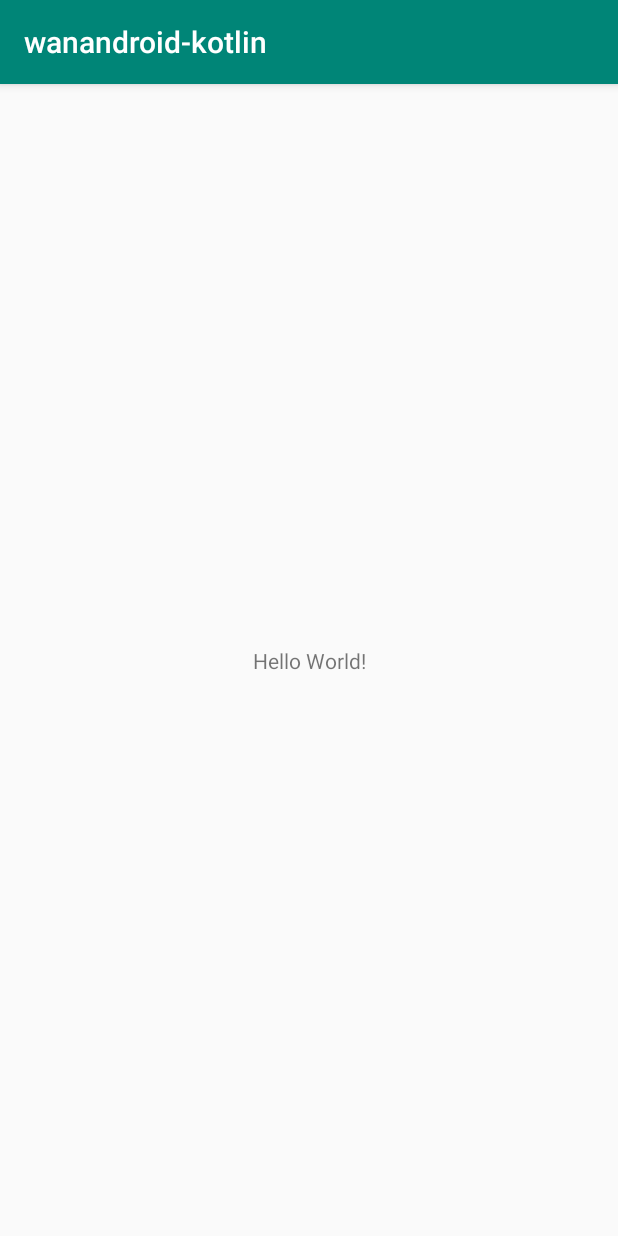
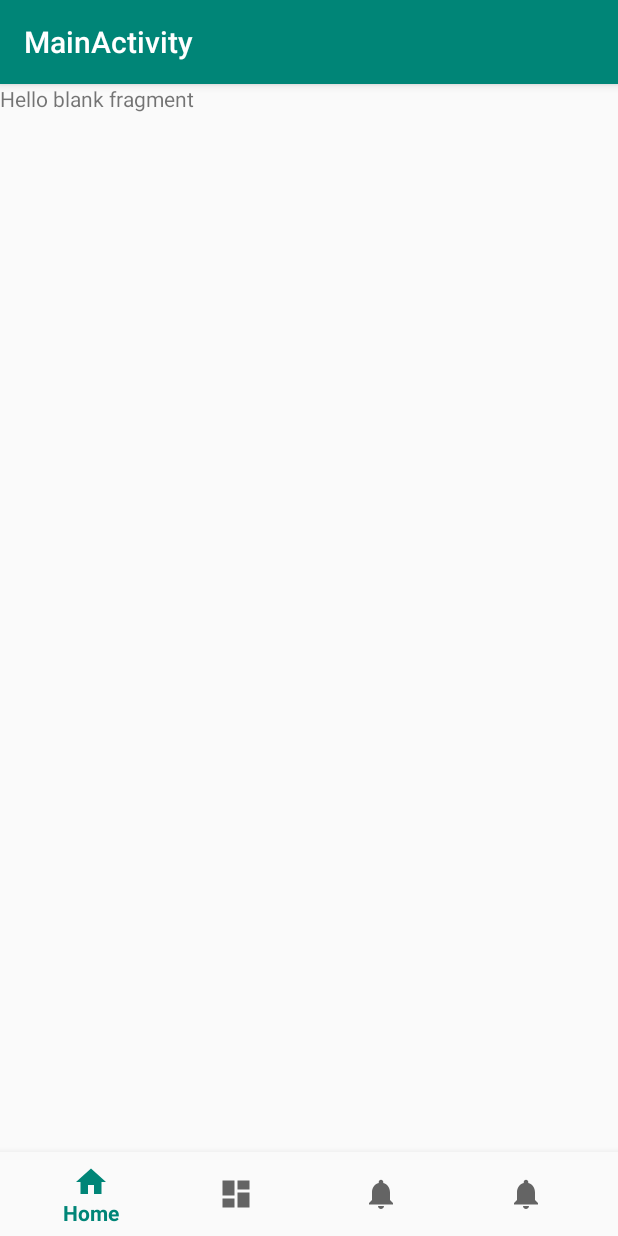
Before and after one commit to wangcheng319/wanandroid-kotlin, an Android app: the screen it shows after launch (MainActivity), on a phone screen of 412 x 824 dp. Run offline under Robolectric (Android 15) with nearby library versions, the phone set to English and light mode, and no system bars.

Commit message:
home fragment

```diff
--- a/app/build.gradle
+++ b/app/build.gradle
@@ -13,6 +13,7 @@ android {
         versionCode 1
         versionName "1.0"
         testInstrumentationRunner "android.support.test.runner.AndroidJUnitRunner"
+        vectorDrawables.useSupportLibrary = true
     }
     buildTypes {
         release {
@@ -24,9 +25,12 @@ android {
 
 dependencies {
     implementation fileTree(dir: 'libs', include: ['*.jar'])
-    implementation"org.jetbrains.kotlin:kotlin-stdlib-jdk7:$kotlin_version"
+    implementation "org.jetbrains.kotlin:kotlin-stdlib-jdk7:$kotlin_version"
     implementation 'com.android.support:appcompat-v7:28.0.0'
     implementation 'com.android.support.constraint:constraint-layout:1.1.3'
+    implementation 'com.android.support:design:28.0.0'
+    implementation 'com.android.support:support-vector-drawable:28.0.0'
+    implementation 'com.android.support:support-v4:28.0.0'
     testImplementation 'junit:junit:4.12'
     androidTestImplementation 'com.android.support.test:runner:1.0.2'
     androidTestImplementation 'com.android.support.test.espresso:espresso-core:3.0.2'
--- a/app/src/main/AndroidManifest.xml
+++ b/app/src/main/AndroidManifest.xml
@@ -9,7 +9,9 @@
             android:roundIcon="@mipmap/ic_launcher_round"
             android:supportsRtl="true"
             android:theme="@style/AppTheme">
-        <activity android:name=".MainActivity">
+        <activity
+                android:name=".activity.MainActivity"
+                android:label="@string/title_activity_main">
             <intent-filter>
                 <action android:name="android.intent.action.MAIN"/>
 
--- a/app/src/main/java/com/example/wanandroid_kotlin/MainActivity.kt
+++ /dev/null
@@ -1,12 +0,0 @@
-package com.example.wanandroid_kotlin
-
-import android.support.v7.app.AppCompatActivity
-import android.os.Bundle
-
-class MainActivity : AppCompatActivity() {
-
-    override fun onCreate(savedInstanceState: Bundle?) {
-        super.onCreate(savedInstanceState)
-        setContentView(R.layout.activity_main)
-    }
-}
--- /dev/null
+++ b/app/src/main/java/com/example/wanandroid_kotlin/activity/MainActivity.kt
@@ -0,0 +1,83 @@
+package com.example.wanandroid_kotlin.activity
+
+import android.net.Uri
+import android.os.Bundle
+import android.support.design.widget.BottomNavigationView
+import android.support.v4.app.Fragment
+import android.support.v4.app.FragmentManager
+import android.support.v7.app.AppCompatActivity
+import com.example.wanandroid_kotlin.R
+import com.example.wanandroid_kotlin.fragment.CollectFragment
+import com.example.wanandroid_kotlin.fragment.HomeFragment
+import com.example.wanandroid_kotlin.fragment.PersonalFragment
+import com.example.wanandroid_kotlin.fragment.ProjectFragment
+
+class MainActivity : AppCompatActivity(),HomeFragment.OnFragmentInteractionListener,ProjectFragment.OnFragmentInteractionListener,
+    CollectFragment.OnFragmentInteractionListener,PersonalFragment.OnFragmentInteractionListener{
+
+    override fun onHomeFragmentInteraction(uri: Uri) {
+    }
+
+    override fun onCollectFragmentInteraction(uri: Uri) {
+    }
+
+    override fun onProjectFragmentInteraction(uri: Uri) {
+    }
+
+    override fun onPersonalFragmentInteraction(uri: Uri) {
+    }
+
+    private lateinit var homeFragment: HomeFragment
+    private lateinit var projectFragment: ProjectFragment
+    private lateinit var collectFragment: CollectFragment
+    private lateinit var personalFragment: PersonalFragment
+
+    private lateinit var fragmentsList: List<Fragment>
+
+    private val onNavigationItemSelectedListener = BottomNavigationView.OnNavigationItemSelectedListener { item ->
+        when (item.itemId) {
+            R.id.navigation_home -> {
+                return@OnNavigationItemSelectedListener true
+            }
+            R.id.navigation_dashboard -> {
+                return@OnNavigationItemSelectedListener true
+            }
+            R.id.navigation_notifications -> {
+                return@OnNavigationItemSelectedListener true
+            }
+            R.id.navigation_personal->{
+                return@OnNavigationItemSelectedListener true
+            }
+        }
+        false
+    }
+
+    override fun onCreate(savedInstanceState: Bundle?) {
+        super.onCreate(savedInstanceState)
+        setContentView(R.layout.activity_main)
+        val navView: BottomNavigationView = findViewById(R.id.nav_view)
+
+        homeFragment = HomeFragment.newInstance("","")
+        collectFragment = CollectFragment.newInstance("","")
+        projectFragment = ProjectFragment.newInstance("","")
+        personalFragment = PersonalFragment.newInstance("","")
+
+        fragmentsList = listOf(homeFragment,collectFragment,projectFragment,personalFragment)
+
+        tabFun(0)
+
+        navView.setOnNavigationItemSelectedListener(onNavigationItemSelectedListener)
+    }
+
+    private fun tabFun(index:Int) {
+        var transaction = supportFragmentManager.beginTransaction()
+        when(index){
+            0->transaction.add(R.id.home_container,fragmentsList[0])
+            1->transaction.add(R.id.home_container,fragmentsList[1])
+            2->transaction.add(R.id.home_container,fragmentsList[2])
+            3->transaction.add(R.id.home_container,fragmentsList[3])
+        }
+
+        transaction.commit()
+    }
+}
--- /dev/null
+++ b/app/src/main/java/com/example/wanandroid_kotlin/fragment/CollectFragment.kt
@@ -0,0 +1,103 @@
+package com.example.wanandroid_kotlin.fragment
+
+import android.content.Context
+import android.net.Uri
+import android.os.Bundle
+import android.support.v4.app.Fragment
+import android.view.LayoutInflater
+import android.view.View
+import android.view.ViewGroup
+
+import com.example.wanandroid_kotlin.R
+
+// TODO: Rename parameter arguments, choose names that match
+// the fragment initialization parameters, e.g. ARG_ITEM_NUMBER
+private const val ARG_PARAM1 = "param1"
+private const val ARG_PARAM2 = "param2"
+
+/**
+ * A simple [Fragment] subclass.
+ * Activities that contain this fragment must implement the
+ * [CollectFragment.OnFragmentInteractionListener] interface
+ * to handle interaction events.
+ * Use the [CollectFragment.newInstance] factory method to
+ * create an instance of this fragment.
+ *
+ */
+class CollectFragment : Fragment() {
+    // TODO: Rename and change types of parameters
+    private var param1: String? = null
+    private var param2: String? = null
+    private var listener: OnFragmentInteractionListener? = null
+
+    override fun onCreate(savedInstanceState: Bundle?) {
+        super.onCreate(savedInstanceState)
+        arguments?.let {
+            param1 = it.getString(ARG_PARAM1)
+            param2 = it.getString(ARG_PARAM2)
+        }
+    }
+
+    override fun onCreateView(
+        inflater: LayoutInflater, container: ViewGroup?,
+        savedInstanceState: Bundle?
+    ): View? {
+        // Inflate the layout for this fragment
+        return inflater.inflate(R.layout.fragment_collect, container, false)
+    }
+
+    // TODO: Rename method, update argument and hook method into UI event
+    fun onButtonPressed(uri: Uri) {
+        listener?.onCollectFragmentInteraction(uri)
+    }
+
+    override fun onAttach(context: Context) {
+        super.onAttach(context)
+        if (context is OnFragmentInteractionListener) {
+            listener = context
+        } else {
+            throw RuntimeException(context.toString() + " must implement OnFragmentInteractionListener")
+        }
+    }
+
+    override fun onDetach() {
+        super.onDetach()
+        listener = null
+    }
+
+    /**
+     * This interface must be implemented by activities that contain this
+     * fragment to allow an interaction in this fragment to be communicated
+     * to the activity and potentially other fragments contained in that
+     * activity.
+     *
+     *
+     * See the Android Training lesson [Communicating with Other Fragments]
+     * (http://developer.android.com/training/basics/fragments/communicating.html)
+     * for more information.
+     */
+    interface OnFragmentInteractionListener {
+        // TODO: Update argument type and name
+        fun onCollectFragmentInteraction(uri: Uri)
+    }
+
+    companion object {
+        /**
+         * Use this factory method to create a new instance of
+         * this fragment using the provided parameters.
+         *
+         * @param param1 Parameter 1.
+         * @param param2 Parameter 2.
+         * @return A new instance of fragment CollectFragment.
+         */
+        // TODO: Rename and change types and number of parameters
+        @JvmStatic
+        fun newInstance(param1: String, param2: String) =
+            CollectFragment().apply {
+                arguments = Bundle().apply {
+                    putString(ARG_PARAM1, param1)
+                    putString(ARG_PARAM2, param2)
+                }
+            }
+    }
+}
--- /dev/null
+++ b/app/src/main/java/com/example/wanandroid_kotlin/fragment/HomeFragment.kt
@@ -0,0 +1,103 @@
+package com.example.wanandroid_kotlin.fragment
+
+import android.content.Context
+import android.net.Uri
+import android.os.Bundle
+import android.support.v4.app.Fragment
+import android.view.LayoutInflater
+import android.view.View
+import android.view.ViewGroup
+
+import com.example.wanandroid_kotlin.R
+
+// TODO: Rename parameter arguments, choose names that match
+// the fragment initialization parameters, e.g. ARG_ITEM_NUMBER
+private const val ARG_PARAM1 = "param1"
+private const val ARG_PARAM2 = "param2"
+
+/**
+ * A simple [Fragment] subclass.
+ * Activities that contain this fragment must implement the
+ * [HomeFragment.OnFragmentInteractionListener] interface
+ * to handle interaction events.
+ * Use the [HomeFragment.newInstance] factory method to
+ * create an instance of this fragment.
+ *
+ */
+class HomeFragment : Fragment() {
+    // TODO: Rename and change types of parameters
+    private var param1: String? = null
+    private var param2: String? = null
+    private var listener: OnFragmentInteractionListener? = null
+
+    override fun onCreate(savedInstanceState: Bundle?) {
+        super.onCreate(savedInstanceState)
+        arguments?.let {
+            param1 = it.getString(ARG_PARAM1)
+            param2 = it.getString(ARG_PARAM2)
+        }
+    }
+
+    override fun onCreateView(
+        inflater: LayoutInflater, container: ViewGroup?,
+        savedInstanceState: Bundle?
+    ): View? {
+        // Inflate the layout for this fragment
+        return inflater.inflate(R.layout.fragment_home, container, false)
+    }
+
+    // TODO: Rename method, update argument and hook method into UI event
+    fun onButtonPressed(uri: Uri) {
+        listener?.onHomeFragmentInteraction(uri)
+    }
+
+    override fun onAttach(context: Context) {
+        super.onAttach(context)
+        if (context is OnFragmentInteractionListener) {
+            listener = context
+        } else {
+            throw RuntimeException(context.toString() + " must implement OnFragmentInteractionListener")
+        }
+    }
+
+    override fun onDetach() {
+        super.onDetach()
+        listener = null
+    }
+
+    /**
+     * This interface must be implemented by activities that contain this
+     * fragment to allow an interaction in this fragment to be communicated
+     * to the activity and potentially other fragments contained in that
+     * activity.
+     *
+     *
+     * See the Android Training lesson [Communicating with Other Fragments]
+     * (http://developer.android.com/training/basics/fragments/communicating.html)
+     * for more information.
+     */
+    interface OnFragmentInteractionListener {
+        // TODO: Update argument type and name
+        fun onHomeFragmentInteraction(uri: Uri)
+    }
+
+    companion object {
+        /**
+         * Use this factory method to create a new instance of
+         * this fragment using the provided parameters.
+         *
+         * @param param1 Parameter 1.
+         * @param param2 Parameter 2.
+         * @return A new instance of fragment HomeFragment.
+         */
+        // TODO: Rename and change types and number of parameters
+        @JvmStatic
+        fun newInstance(param1: String, param2: String) =
+            HomeFragment().apply {
+                arguments = Bundle().apply {
+                    putString(ARG_PARAM1, param1)
+                    putString(ARG_PARAM2, param2)
+                }
+            }
+    }
+}
--- /dev/null
+++ b/app/src/main/java/com/example/wanandroid_kotlin/fragment/PersonalFragment.kt
@@ -0,0 +1,103 @@
+package com.example.wanandroid_kotlin.fragment
+
+import android.content.Context
+import android.net.Uri
+import android.os.Bundle
+import android.support.v4.app.Fragment
+import android.view.LayoutInflater
+import android.view.View
+import android.view.ViewGroup
+
+import com.example.wanandroid_kotlin.R
+
+// TODO: Rename parameter arguments, choose names that match
+// the fragment initialization parameters, e.g. ARG_ITEM_NUMBER
+private const val ARG_PARAM1 = "param1"
+private const val ARG_PARAM2 = "param2"
+
+/**
+ * A simple [Fragment] subclass.
+ * Activities that contain this fragment must implement the
+ * [PersonalFragment.OnFragmentInteractionListener] interface
+ * to handle interaction events.
+ * Use the [PersonalFragment.newInstance] factory method to
+ * create an instance of this fragment.
+ *
+ */
+class PersonalFragment : Fragment() {
+    // TODO: Rename and change types of parameters
+    private var param1: String? = null
+    private var param2: String? = null
+    private var listener: OnFragmentInteractionListener? = null
+
+    override fun onCreate(savedInstanceState: Bundle?) {
+        super.onCreate(savedInstanceState)
+        arguments?.let {
+            param1 = it.getString(ARG_PARAM1)
+            param2 = it.getString(ARG_PARAM2)
+        }
+    }
+
+    override fun onCreateView(
+        inflater: LayoutInflater, container: ViewGroup?,
+        savedInstanceState: Bundle?
+    ): View? {
+        // Inflate the layout for this fragment
+        return inflater.inflate(R.layout.fragment_personal, container, false)
+    }
+
+    // TODO: Rename method, update argument and hook method into UI event
+    fun onButtonPressed(uri: Uri) {
+        listener?.onPersonalFragmentInteraction(uri)
+    }
+
+    override fun onAttach(context: Context) {
+        super.onAttach(context)
+        if (context is OnFragmentInteractionListener) {
+            listener = context
+        } else {
+            throw RuntimeException(context.toString() + " must implement OnFragmentInteractionListener")
+        }
+    }
+
+    override fun onDetach() {
+        super.onDetach()
+        listener = null
+    }
+
+    /**
+     * This interface must be implemented by activities that contain this
+     * fragment to allow an interaction in this fragment to be communicated
+     * to the activity and potentially other fragments contained in that
+     * activity.
+     *
+     *
+     * See the Android Training lesson [Communicating with Other Fragments]
+     * (http://developer.android.com/training/basics/fragments/communicating.html)
+     * for more information.
+     */
+    interface OnFragmentInteractionListener {
+        // TODO: Update argument type and name
+        fun onPersonalFragmentInteraction(uri: Uri)
+    }
+
+    companion object {
+        /**
+         * Use this factory method to create a new instance of
+         * this fragment using the provided parameters.
+         *
+         * @param param1 Parameter 1.
+         * @param param2 Parameter 2.
+         * @return A new instance of fragment PersonalFragment.
+         */
+        // TODO: Rename and change types and number of parameters
+        @JvmStatic
+        fun newInstance(param1: String, param2: String) =
+            PersonalFragment().apply {
+                arguments = Bundle().apply {
+                    putString(ARG_PARAM1, param1)
+                    putString(ARG_PARAM2, param2)
+                }
+            }
+    }
+}
--- /dev/null
+++ b/app/src/main/java/com/example/wanandroid_kotlin/fragment/ProjectFragment.kt
@@ -0,0 +1,103 @@
+package com.example.wanandroid_kotlin.fragment
+
+import android.content.Context
+import android.net.Uri
+import android.os.Bundle
+import android.support.v4.app.Fragment
+import android.view.LayoutInflater
+import android.view.View
+import android.view.ViewGroup
+
+import com.example.wanandroid_kotlin.R
+
+// TODO: Rename parameter arguments, choose names that match
+// the fragment initialization parameters, e.g. ARG_ITEM_NUMBER
+private const val ARG_PARAM1 = "param1"
+private const val ARG_PARAM2 = "param2"
+
+/**
+ * A simple [Fragment] subclass.
+ * Activities that contain this fragment must implement the
+ * [ProjectFragment.OnFragmentInteractionListener] interface
+ * to handle interaction events.
+ * Use the [ProjectFragment.newInstance] factory method to
+ * create an instance of this fragment.
+ *
+ */
+class ProjectFragment : Fragment() {
+    // TODO: Rename and change types of parameters
+    private var param1: String? = null
+    private var param2: String? = null
+    private var listener: OnFragmentInteractionListener? = null
+
+    override fun onCreate(savedInstanceState: Bundle?) {
+        super.onCreate(savedInstanceState)
+        arguments?.let {
+            param1 = it.getString(ARG_PARAM1)
+            param2 = it.getString(ARG_PARAM2)
+        }
+    }
+
+    override fun onCreateView(
+        inflater: LayoutInflater, container: ViewGroup?,
+        savedInstanceState: Bundle?
+    ): View? {
+        // Inflate the layout for this fragment
+        return inflater.inflate(R.layout.fragment_project, container, false)
+    }
+
+    // TODO: Rename method, update argument and hook method into UI event
+    fun onButtonPressed(uri: Uri) {
+        listener?.onProjectFragmentInteraction(uri)
+    }
+
+    override fun onAttach(context: Context) {
+        super.onAttach(context)
+        if (context is OnFragmentInteractionListener) {
+            listener = context
+        } else {
+            throw RuntimeException(context.toString() + " must implement OnFragmentInteractionListener")
+        }
+    }
+
+    override fun onDetach() {
+        super.onDetach()
+        listener = null
+    }
+
+    /**
+     * This interface must be implemented by activities that contain this
+     * fragment to allow an interaction in this fragment to be communicated
+     * to the activity and potentially other fragments contained in that
+     * activity.
+     *
+     *
+     * See the Android Training lesson [Communicating with Other Fragments]
+     * (http://developer.android.com/training/basics/fragments/communicating.html)
+     * for more information.
+     */
+    interface OnFragmentInteractionListener {
+        // TODO: Update argument type and name
+        fun onProjectFragmentInteraction(uri: Uri)
+    }
+
+    companion object {
+        /**
+         * Use this factory method to create a new instance of
+         * this fragment using the provided parameters.
+         *
+         * @param param1 Parameter 1.
+         * @param param2 Parameter 2.
+         * @return A new instance of fragment ProjectFragment.
+         */
+        // TODO: Rename and change types and number of parameters
+        @JvmStatic
+        fun newInstance(param1: String, param2: String) =
+            ProjectFragment().apply {
+                arguments = Bundle().apply {
+                    putString(ARG_PARAM1, param1)
+                    putString(ARG_PARAM2, param2)
+                }
+            }
+    }
+}
--- /dev/null
+++ b/app/src/main/res/drawable/ic_dashboard_black_24dp.xml
@@ -0,0 +1,9 @@
+<vector xmlns:android="http://schemas.android.com/apk/res/android"
+        android:width="24dp"
+        android:height="24dp"
+        android:viewportWidth="24.0"
+        android:viewportHeight="24.0">
+    <path
+            android:fillColor="#FF000000"
+            android:pathData="M3,13h8L11,3L3,3v10zM3,21h8v-6L3,15v6zM13,21h8L21,11h-8v10zM13,3v6h8L21,3h-8z"/>
+</vector>
--- /dev/null
+++ b/app/src/main/res/drawable/ic_home_black_24dp.xml
@@ -0,0 +1,9 @@
+<vector xmlns:android="http://schemas.android.com/apk/res/android"
+        android:width="24dp"
+        android:height="24dp"
+        android:viewportWidth="24.0"
+        android:viewportHeight="24.0">
+    <path
+            android:fillColor="#FF000000"
+            android:pathData="M10,20v-6h4v6h5v-8h3L12,3 2,12h3v8z"/>
+</vector>
--- /dev/null
+++ b/app/src/main/res/drawable/ic_notifications_black_24dp.xml
@@ -0,0 +1,9 @@
+<vector xmlns:android="http://schemas.android.com/apk/res/android"
+        android:width="24dp"
+        android:height="24dp"
+        android:viewportWidth="24.0"
+        android:viewportHeight="24.0">
+    <path
+            android:fillColor="#FF000000"
+            android:pathData="M12,22c1.1,0 2,-0.9 2,-2h-4c0,1.1 0.89,2 2,2zM18,16v-5c0,-3.07 -1.64,-5.64 -4.5,-6.32L13.5,4c0,-0.83 -0.67,-1.5 -1.5,-1.5s-1.5,0.67 -1.5,1.5v0.68C7.63,5.36 6,7.92 6,11v5l-2,2v1h16v-1l-2,-2z"/>
+</vector>
--- a/app/src/main/res/layout/activity_main.xml
+++ b/app/src/main/res/layout/activity_main.xml
@@ -1,19 +1,28 @@
 <?xml version="1.0" encoding="utf-8"?>
 <android.support.constraint.ConstraintLayout
         xmlns:android="http://schemas.android.com/apk/res/android"
+        xmlns:app="http://schemas.android.com/apk/res-auto"
         xmlns:tools="http://schemas.android.com/tools"
-        xmlns:app="http://schemas.android.com/apk/res-auto"
+        android:id="@+id/container"
         android:layout_width="match_parent"
         android:layout_height="match_parent"
-        tools:context=".MainActivity">
+        tools:context=".activity.MainActivity">
 
-    <TextView
-            android:layout_width="wrap_content"
+    <FrameLayout
+            android:id="@+id/home_container"
+            android:layout_width="match_parent"
+            android:layout_height="match_parent"/>
+
+    <android.support.design.widget.BottomNavigationView
+            android:id="@+id/nav_view"
+            android:layout_width="0dp"
             android:layout_height="wrap_content"
-            android:text="Hello World!"
+            android:layout_marginEnd="0dp"
+            android:layout_marginStart="0dp"
+            android:background="?android:attr/windowBackground"
             app:layout_constraintBottom_toBottomOf="parent"
             app:layout_constraintLeft_toLeftOf="parent"
             app:layout_constraintRight_toRightOf="parent"
-            app:layout_constraintTop_toTopOf="parent"/>
+            app:menu="@menu/bottom_nav_menu"/>
 
 </android.support.constraint.ConstraintLayout>
--- /dev/null
+++ b/app/src/main/res/layout/fragment_home.xml
@@ -0,0 +1,14 @@
+<?xml version="1.0" encoding="utf-8"?>
+<FrameLayout xmlns:android="http://schemas.android.com/apk/res/android"
+             xmlns:tools="http://schemas.android.com/tools"
+             android:layout_width="match_parent"
+             android:layout_height="match_parent"
+             tools:context=".fragment.HomeFragment">
+
+    <!-- TODO: Update blank fragment layout -->
+    <TextView
+            android:layout_width="match_parent"
+            android:layout_height="match_parent"
+            android:text="@string/hello_blank_fragment"/>
+
+</FrameLayout>
--- /dev/null
+++ b/app/src/main/res/menu/bottom_nav_menu.xml
@@ -0,0 +1,24 @@
+<?xml version="1.0" encoding="utf-8"?>
+<menu xmlns:android="http://schemas.android.com/apk/res/android">
+
+    <item
+            android:id="@+id/navigation_home"
+            android:icon="@drawable/ic_home_black_24dp"
+            android:title="@string/title_home"/>
+
+    <item
+            android:id="@+id/navigation_dashboard"
+            android:icon="@drawable/ic_dashboard_black_24dp"
+            android:title="@string/title_dashboard"/>
+
+    <item
+            android:id="@+id/navigation_notifications"
+            android:icon="@drawable/ic_notifications_black_24dp"
+            android:title="@string/title_notifications"/>
+
+    <item
+            android:id="@+id/navigation_personal"
+            android:icon="@drawable/ic_notifications_black_24dp"
+            android:title="@string/title_notifications"/>
+
+</menu>
--- /dev/null
+++ b/app/src/main/res/values/dimens.xml
@@ -0,0 +1,5 @@
+<resources>
+    <!-- Default screen margins, per the Android Design guidelines. -->
+    <dimen name="activity_horizontal_margin">16dp</dimen>
+    <dimen name="activity_vertical_margin">16dp</dimen>
+</resources>
--- a/app/src/main/res/values/strings.xml
+++ b/app/src/main/res/values/strings.xml
@@ -1,3 +1,10 @@
 <resources>
     <string name="app_name">wanandroid-kotlin</string>
+    <string name="title_activity_main">MainActivity</string>
+    <string name="title_home">Home</string>
+    <string name="title_dashboard">Dashboard</string>
+    <string name="title_notifications">Notifications</string>
+
+    <!-- TODO: Remove or change this placeholder text -->
+    <string name="hello_blank_fragment">Hello blank fragment</string>
 </resources>
```
Also changed, not shown: app/src/main/res/layout/fragment_collect.xml (added, +14 -0 lines), app/src/main/res/layout/fragment_personal.xml (added, +14 -0 lines), app/src/main/res/layout/fragment_project.xml (added, +14 -0 lines).
